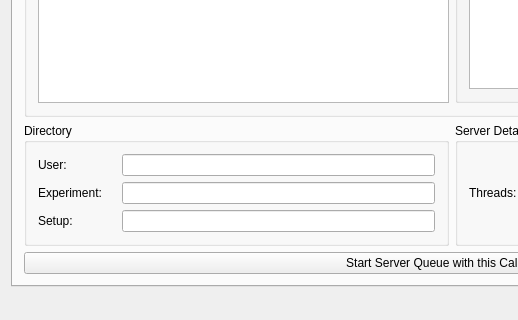
Above: SAXS/LeashMW.ui from maxburian/SAXS_py3 before the change; both pictures show x 0 to 518 and y 396 to 716 of the 903 by 716 pixel window. Below: the same form after it.
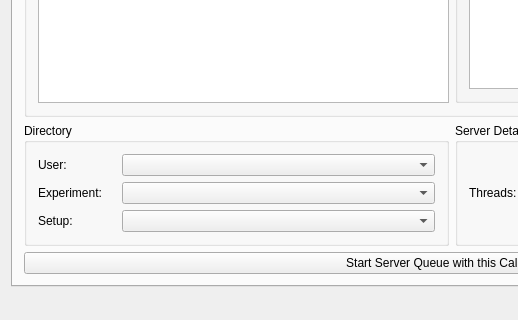
That is the form after the change.

Diff of the .ui file:
```diff
--- a/SAXS/LeashMW.ui
+++ b/SAXS/LeashMW.ui
@@ -171,6 +171,23 @@
               <layout class="QHBoxLayout" name="horizontalLayout_4">
                <item>
                 <layout class="QGridLayout" name="gridLayout_2">
+                 <item row="4" column="0">
+                  <widget class="QLabel" name="label_Exdir">
+                   <property name="text">
+                    <string>Experiment:    </string>
+                   </property>
+                  </widget>
+                 </item>
+                 <item row="0" column="1">
+                  <widget class="QComboBox" name="comboBoxUser">
+                   <property name="sizePolicy">
+                    <sizepolicy hsizetype="Expanding" vsizetype="Fixed">
+                     <horstretch>0</horstretch>
+                     <verstretch>0</verstretch>
+                    </sizepolicy>
+                   </property>
+                  </widget>
+                 </item>
                  <item row="0" column="0">
                   <widget class="QLabel" name="label_userdir">
                    <property name="text">
@@ -178,26 +195,30 @@
                    </property>
                   </widget>
                  </item>
-                 <item row="1" column="1">
-                  <widget class="QLineEdit" name="lineEditExpDir"/>
-                 </item>
-                 <item row="0" column="1">
-                  <widget class="QLineEdit" name="lineEditUserDir"/>
-                 </item>
-                 <item row="2" column="1">
-                  <widget class="QLineEdit" name="lineEditSetupDir"/>
-                 </item>
-                 <item row="2" column="0">
+                 <item row="5" column="0">
                   <widget class="QLabel" name="label_Setupdir">
                    <property name="text">
                     <string>Setup:</string>
                    </property>
                   </widget>
                  </item>
-                 <item row="1" column="0">
-                  <widget class="QLabel" name="label_Exdir">
-                   <property name="text">
-                    <string>Experiment:    </string>
+                 <item row="4" column="1">
+                  <widget class="QComboBox" name="comboBoxExperiment">
+                   <property name="sizePolicy">
+                    <sizepolicy hsizetype="Expanding" vsizetype="Fixed">
+                     <horstretch>0</horstretch>
+                     <verstretch>0</verstretch>
+                    </sizepolicy>
+                   </property>
+                  </widget>
+                 </item>
+                 <item row="5" column="1">
+                  <widget class="QComboBox" name="comboBoxSetup">
+                   <property name="sizePolicy">
+                    <sizepolicy hsizetype="Expanding" vsizetype="Fixed">
+                     <horstretch>0</horstretch>
+                     <verstretch>0</verstretch>
+                    </sizepolicy>
                    </property>
                   </widget>
                  </item>
```
Left out of the diff: 6 changed lines with no effect on the pictures.
